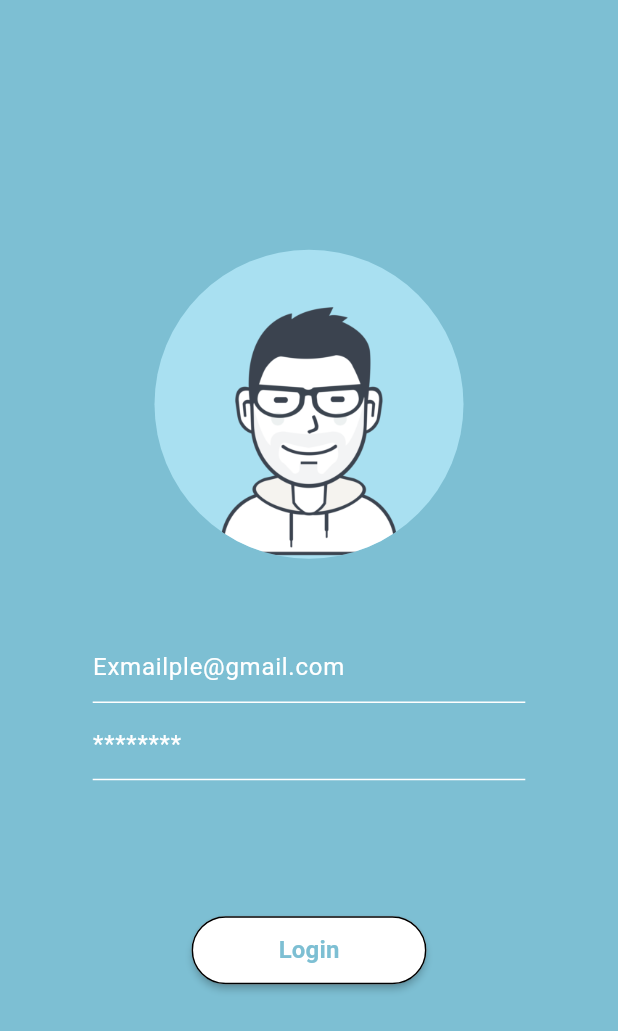
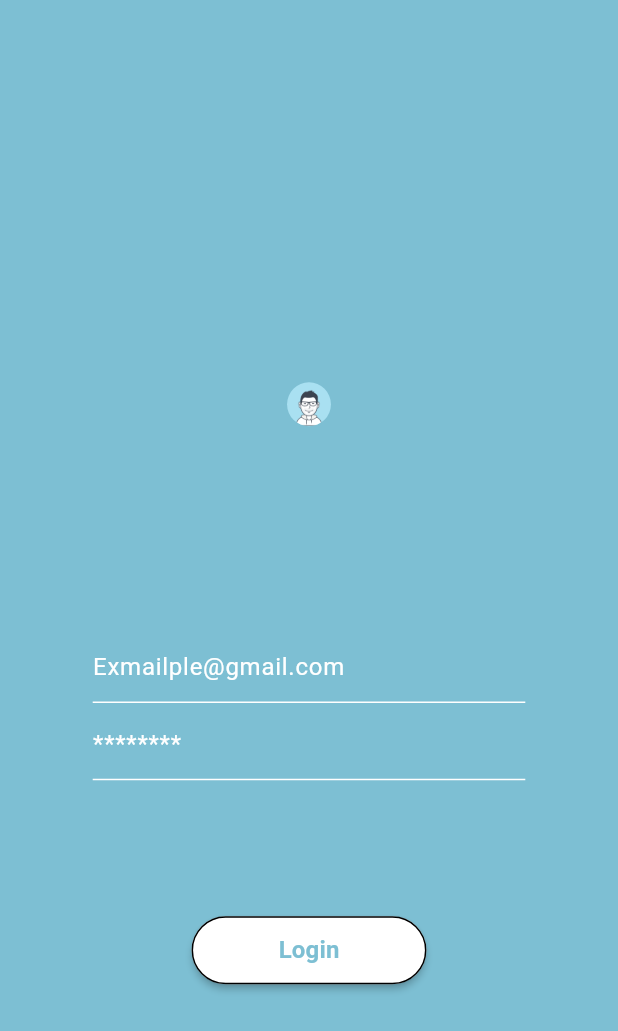
Before and after one commit to Abdulkader-Safi/Authify, a Flutter app: the first screen one second after launch, on a phone screen of 412 x 824 dp. Shown: the top 1031 px of the screen. Run offline on Flutter 3.47's test engine with Material 2 defaults, Android fonts, the phone set to English and light mode, and no system bars.

Commit message:
Animation on loginpage work

```diff
--- a/lib/main.dart
+++ b/lib/main.dart
@@ -16,7 +16,7 @@ class MyApp extends StatelessWidget {
         primaryColor: Colors.blue,
         useMaterial3: true,
       ),
-      home: const LoginPage(),
+      home: const AnimationLoginPage(),
     );
   }
 }
--- a/lib/pages/login_page.dart
+++ b/lib/pages/login_page.dart
@@ -1,13 +1,42 @@
+import 'package:authify/utils/animation/login_page_animation.dart';
 import 'package:flutter/material.dart';
 
-class LoginPage extends StatelessWidget {
-  const LoginPage({super.key});
+class AnimationLoginPage extends StatefulWidget {
+  const AnimationLoginPage({super.key});
+
+  @override
+  State<AnimationLoginPage> createState() => _AnimationLoginPageState();
+}
+
+class _AnimationLoginPageState extends State<AnimationLoginPage>
+    with SingleTickerProviderStateMixin {
+  late AnimationController _controller;
 
   static late double _deviceHeight;
   static late double _deviceWidth;
 
   static const Color _primaryColor = Color.fromRGBO(125, 191, 211, 1.0);
   static const Color _secondaryColor = Color.fromRGBO(169, 224, 241, 1.0);
+
+  late EnterAnimation _animation;
+
+  @override
+  void initState() {
+    super.initState();
+    _controller = AnimationController(
+      vsync: this,
+      duration: const Duration(seconds: 2),
+      reverseDuration: const Duration(microseconds: 400),
+    );
+    _animation = EnterAnimation(_controller);
+    _controller.forward();
+  }
+
+  @override
+  void dispose() {
+    super.dispose();
+    _controller.dispose();
+  }
 
   @override
   Widget build(BuildContext context) {
@@ -18,7 +47,7 @@ class LoginPage extends StatelessWidget {
       backgroundColor: _primaryColor,
       body: Align(
         alignment: Alignment.center,
-        child: Container(
+        child: SizedBox(
           width: _deviceWidth,
           height: _deviceHeight * 0.6,
           child: Column(
@@ -45,7 +74,18 @@ class LoginPage extends StatelessWidget {
 
   Widget _avatarWidget() {
     double circleD = _deviceHeight * 0.25;
-    return Container(
+    return AnimatedBuilder(
+      animation: _animation.controller,
+      builder: (BuildContext context, Widget? child) {
+        // print(_animation.circleSize);
+        return Transform(
+          alignment: Alignment.center,
+          transform: Matrix4.diagonal3Values(
+            _animation.circleSize!.value,
+            _animation.circleSize!.value,
+            1,
+          ),
+          child: Container(
             height: circleD,
             width: circleD,
             decoration: BoxDecoration(
@@ -55,11 +95,14 @@ class LoginPage extends StatelessWidget {
                 image: AssetImage('assets/images/main_avatar.png'),
               ),
             ),
+          ),
+        );
+      },
     );
   }
 
   Widget _emailTextField() {
-    return Container(
+    return SizedBox(
       width: _deviceWidth * 0.70,
       child: const TextField(
         cursorColor: Colors.white,
@@ -84,7 +127,7 @@ class LoginPage extends StatelessWidget {
   }
 
   Widget _passwordTextField() {
-    return Container(
+    return SizedBox(
       width: _deviceWidth * 0.70,
       child: const TextField(
         obscureText: true,
--- /dev/null
+++ b/lib/utils/animation/login_page_animation.dart
@@ -0,0 +1,12 @@
+import 'package:flutter/material.dart';
+
+class EnterAnimation {
+  EnterAnimation(this.controller) {
+    circleSize = Tween<double>(begin: 0, end: 1).animate(
+      CurvedAnimation(parent: controller, curve: Curves.easeInOutBack),
+    );
+  }
+
+  final AnimationController controller;
+  Animation<double>? circleSize;
+}
```
Lines whose indentation alone changed are shown as unchanged.
